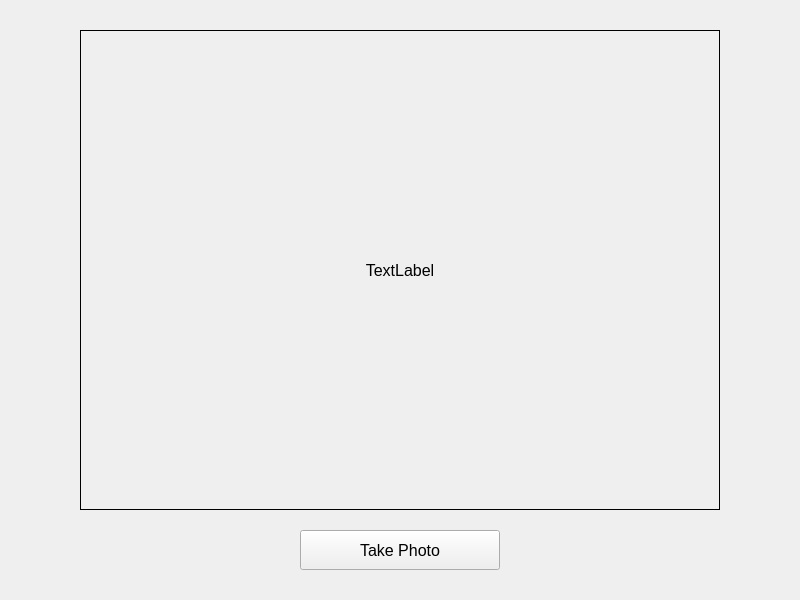
Old version of the form resource/view_controller/take_photo_form/View.ui in the repository muysengly/repo_attendance_system.
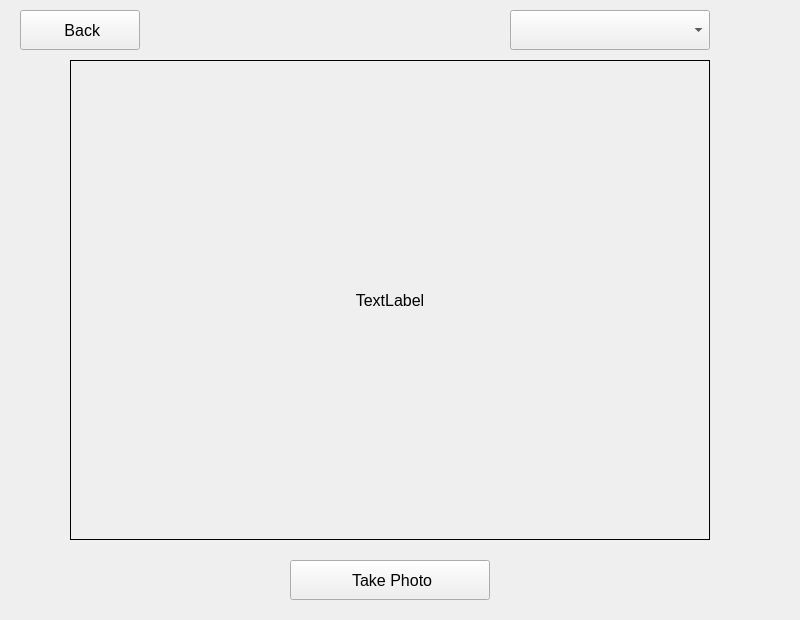
New version of the form.

```diff
--- a/resource/view_controller/take_photo_form/View.ui
+++ b/resource/view_controller/take_photo_form/View.ui
@@ -7,7 +7,7 @@
     <x>0</x>
     <y>0</y>
     <width>800</width>
-    <height>600</height>
+    <height>620</height>
    </rect>
   </property>
   <property name="windowTitle">
@@ -17,8 +17,8 @@
    <widget class="QLabel" name="label_camera">
     <property name="geometry">
      <rect>
-      <x>80</x>
-      <y>30</y>
+      <x>70</x>
+      <y>60</y>
       <width>640</width>
       <height>480</height>
      </rect>
@@ -41,8 +41,8 @@
    <widget class="QPushButton" name="pushButton_take_photo">
     <property name="geometry">
      <rect>
-      <x>300</x>
-      <y>530</y>
+      <x>290</x>
+      <y>560</y>
       <width>200</width>
       <height>40</height>
      </rect>
@@ -53,7 +53,40 @@
      </font>
     </property>
     <property name="text">
-     <string>Take Photo</string>
+     <string> Take Photo</string>
+    </property>
+   </widget>
+   <widget class="QComboBox" name="comboBox_camera">
+    <property name="geometry">
+     <rect>
+      <x>510</x>
+      <y>10</y>
+      <width>200</width>
+      <height>40</height>
+     </rect>
+    </property>
+    <property name="font">
+     <font>
+      <pointsize>12</pointsize>
+     </font>
+    </property>
+   </widget>
+   <widget class="QPushButton" name="pushButton_back">
+    <property name="geometry">
+     <rect>
+      <x>20</x>
+      <y>10</y>
+      <width>120</width>
+      <height>40</height>
+     </rect>
+    </property>
+    <property name="font">
+     <font>
+      <pointsize>12</pointsize>
+     </font>
+    </property>
+    <property name="text">
+     <string> Back</string>
     </property>
    </widget>
   </widget>
```
